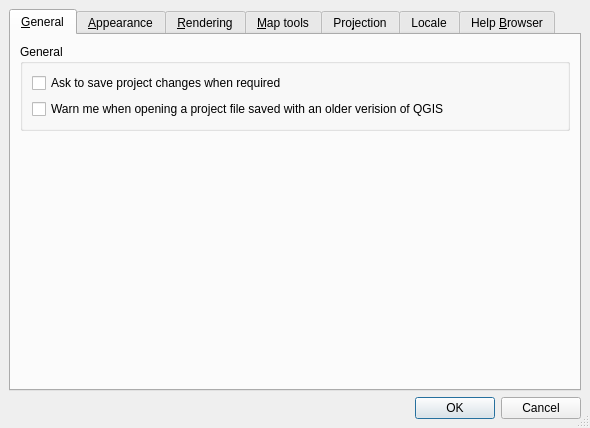
Before: the Qt Designer form branches/qgis_rev-up/src/ui/qgsoptionsbase.ui in stopa85/Quantum-GIS, drawn with Qt 5.
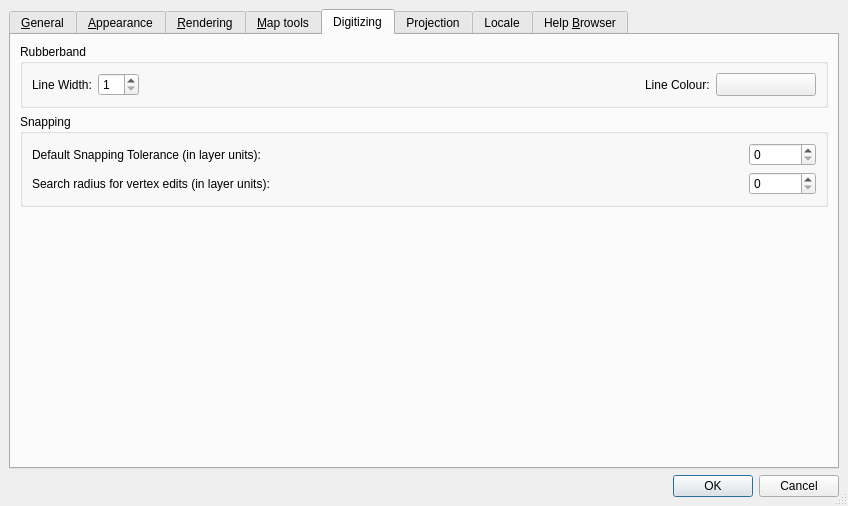
After: the same form once the commit is applied. The open tabs and pages were chosen to show the change. Icons and pictures are not drawn. Custom widgets are drawn as their Qt base class.

The edit to the form file:
```diff
--- a/branches/qgis_rev-up/src/ui/qgsoptionsbase.ui
+++ b/branches/qgis_rev-up/src/ui/qgsoptionsbase.ui
@@ -5,8 +5,8 @@
    <rect>
     <x>0</x>
     <y>0</y>
-    <width>590</width>
-    <height>428</height>
+    <width>848</width>
+    <height>506</height>
    </rect>
   </property>
   <property name="windowTitle" >
@@ -39,7 +39,7 @@
       </attribute>
       <layout class="QVBoxLayout" >
        <property name="margin" >
-        <number>9</number>
+        <number>11</number>
        </property>
        <property name="spacing" >
         <number>6</number>
@@ -51,7 +51,7 @@
          </property>
          <layout class="QVBoxLayout" >
           <property name="margin" >
-           <number>9</number>
+           <number>11</number>
           </property>
           <property name="spacing" >
            <number>6</number>
@@ -658,6 +658,208 @@
        </item>
       </layout>
      </widget>
+     <widget class="QWidget" name="tabDigitizing" >
+      <attribute name="title" >
+       <string>Digitizing</string>
+      </attribute>
+      <layout class="QGridLayout" >
+       <property name="margin" >
+        <number>9</number>
+       </property>
+       <property name="spacing" >
+        <number>6</number>
+       </property>
+       <item row="0" column="0" >
+        <widget class="QGroupBox" name="mRubberBandGroupBox" >
+         <property name="title" >
+          <string>Rubberband</string>
+         </property>
+         <layout class="QGridLayout" >
+          <property name="margin" >
+           <number>9</number>
+          </property>
+          <property name="spacing" >
+           <number>6</number>
+          </property>
+          <item row="0" column="0" >
+           <layout class="QHBoxLayout" >
+            <property name="margin" >
+             <number>0</number>
+            </property>
+            <property name="spacing" >
+             <number>6</number>
+            </property>
+            <item>
+             <widget class="QLabel" name="mLineWidthTextLabel" >
+              <property name="text" >
+               <string>Line Width:</string>
+              </property>
+              <property name="buddy" >
+               <cstring>mLineWidthSpinBox</cstring>
+              </property>
+             </widget>
+            </item>
+            <item>
+             <widget class="QSpinBox" name="mLineWidthSpinBox" >
+              <property name="toolTip" >
+               <string>Line width in pixels</string>
+              </property>
+              <property name="minimum" >
+               <number>1</number>
+              </property>
+             </widget>
+            </item>
+            <item>
+             <spacer>
+              <property name="orientation" >
+               <enum>Qt::Horizontal</enum>
+              </property>
+              <property name="sizeHint" >
+               <size>
+                <width>271</width>
+                <height>20</height>
+               </size>
+              </property>
+             </spacer>
+            </item>
+            <item>
+             <widget class="QLabel" name="mLineColourTextLabel" >
+              <property name="text" >
+               <string>Line Colour:</string>
+              </property>
+              <property name="buddy" >
+               <cstring>mLineColourToolButton</cstring>
+              </property>
+             </widget>
+            </item>
+            <item>
+             <widget class="QgsColorButton" name="mLineColourToolButton" >
+              <property name="minimumSize" >
+               <size>
+                <width>100</width>
+                <height>0</height>
+               </size>
+              </property>
+              <property name="text" >
+               <string/>
+              </property>
+             </widget>
+            </item>
+           </layout>
+          </item>
+         </layout>
+        </widget>
+       </item>
+       <item row="1" column="0" >
+        <widget class="QGroupBox" name="mSnappingGroupBox" >
+         <property name="title" >
+          <string>Snapping</string>
+         </property>
+         <layout class="QGridLayout" >
+          <property name="margin" >
+           <number>9</number>
+          </property>
+          <property name="spacing" >
+           <number>6</number>
+          </property>
+          <item row="0" column="0" >
+           <layout class="QHBoxLayout" >
+            <property name="margin" >
+             <number>0</number>
+            </property>
+            <property name="spacing" >
+             <number>6</number>
+            </property>
+            <item>
+             <widget class="QLabel" name="mDefaultSnappingToleranceTextLabel" >
+              <property name="text" >
+               <string>Default Snapping Tolerance (in layer units):</string>
+              </property>
+             </widget>
+            </item>
+            <item>
+             <spacer>
+              <property name="orientation" >
+               <enum>Qt::Horizontal</enum>
+              </property>
+              <property name="sizeHint" >
+               <size>
+                <width>241</width>
+                <height>20</height>
+               </size>
+              </property>
+             </spacer>
+            </item>
+            <item>
+             <widget class="QSpinBox" name="mDefaultSnappingToleranceSpinBox" >
+              <property name="maximum" >
+               <number>1000000000</number>
+              </property>
+             </widget>
+            </item>
+           </layout>
+          </item>
+          <item row="1" column="0" >
+           <layout class="QHBoxLayout" >
+            <property name="margin" >
+             <number>0</number>
+            </property>
+            <property name="spacing" >
+             <number>6</number>
+            </property>
+            <item>
+             <widget class="QLabel" name="mVertexSearchRadiusVertexEditLabel" >
+              <property name="text" >
+               <string>Search radius for vertex edits (in layer units):</string>
+              </property>
+             </widget>
+            </item>
+            <item>
+             <spacer>
+              <property name="orientation" >
+               <enum>Qt::Horizontal</enum>
+              </property>
+              <property name="sizeHint" >
+               <size>
+                <width>61</width>
+                <height>20</height>
+               </size>
+              </property>
+             </spacer>
+            </item>
+            <item>
+             <widget class="QSpinBox" name="mSearchRadiusVertexEditSpinBox" >
+              <property name="maximum" >
+               <number>1000000000</number>
+              </property>
+              <property name="minimum" >
+               <number>0</number>
+              </property>
+              <property name="value" >
+               <number>0</number>
+              </property>
+             </widget>
+            </item>
+           </layout>
+          </item>
+         </layout>
+        </widget>
+       </item>
+       <item row="2" column="0" >
+        <spacer>
+         <property name="orientation" >
+          <enum>Qt::Vertical</enum>
+         </property>
+         <property name="sizeHint" >
+          <size>
+           <width>20</width>
+           <height>171</height>
+          </size>
+         </property>
+        </spacer>
+       </item>
+      </layout>
+     </widget>
      <widget class="QWidget" name="tabProjection" >
       <attribute name="title" >
        <string>Pro&amp;jection</string>
```
Left out of the diff: 34 changed lines with no effect on the pictures.
